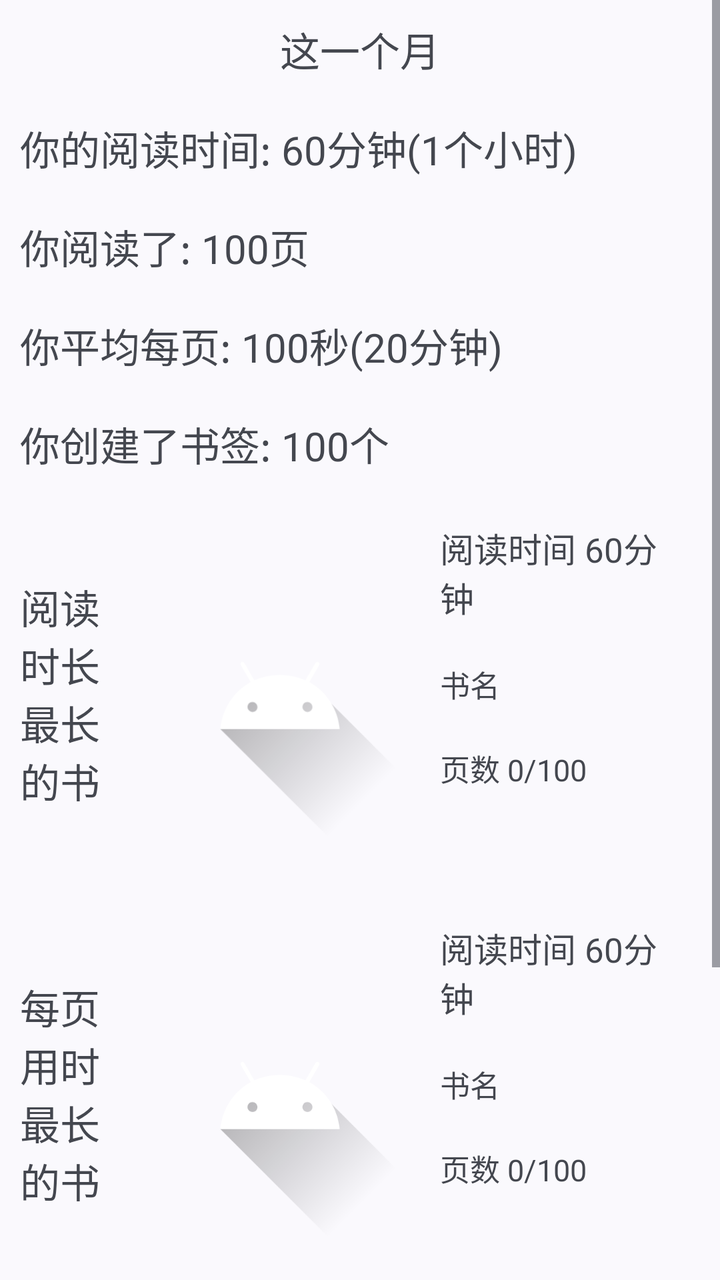
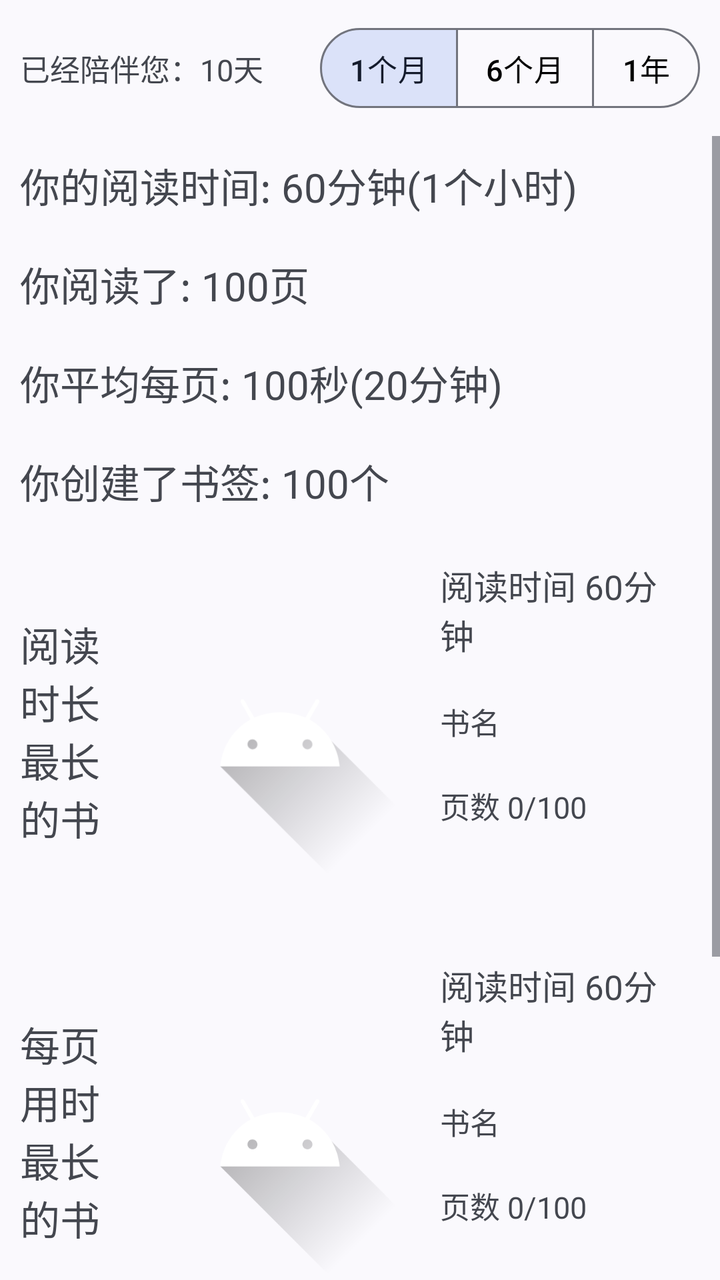

The first picture is an Android layout as it rendered before a commit; the second is the same layout after the commit. The layout source and the unified diff follow.
<!-- AndroidManifest.xml: application theme Theme.EBookReader -->
<!-- res/layout/fragment_data_statistic.xml -->
<?xml version="1.0" encoding="utf-8"?>
<LinearLayout xmlns:android="http://schemas.android.com/apk/res/android"
    xmlns:tools="http://schemas.android.com/tools"
    android:layout_width="match_parent"
    android:layout_height="match_parent"
    tools:context=".ui.DataStatistic.DataStatistic"
    android:orientation="vertical"
    >
    <ScrollView
        android:layout_width="match_parent"
        android:layout_height="wrap_content"
        >
        <LinearLayout
            android:layout_width="match_parent"
            android:layout_height="wrap_content"
            android:orientation="vertical"
            >

            <com.google.android.material.textview.MaterialTextView
                android:layout_width="match_parent"
                android:layout_height="wrap_content"
                android:text="这一个月"
                android:textSize="20sp"
                android:gravity="center"
                android:padding="10dp"
                />
            <LinearLayout
                android:layout_width="match_parent"
                android:layout_height="wrap_content"
                android:orientation="horizontal"
                android:padding="10dp"
                >
                <com.google.android.material.textview.MaterialTextView
                    android:layout_width="wrap_content"
                    android:layout_height="wrap_content"
                    android:text="你的阅读时间: "
                    android:textSize="20sp"
                    />
                <com.google.android.material.textview.MaterialTextView
                    android:layout_width="wrap_content"
                    android:layout_height="wrap_content"
                    android:id="@+id/total_times"
                    android:text="60分钟(1个小时)"
                    android:textSize="20sp"
                    android:gravity="center"
                    android:layout_gravity="center"
                    />
            </LinearLayout>
            <LinearLayout
                android:layout_width="match_parent"
                android:layout_height="wrap_content"
                android:orientation="horizontal"
                android:padding="10dp"
                >
                <com.google.android.material.textview.MaterialTextView
                    android:layout_width="wrap_content"
                    android:layout_height="wrap_content"
                    android:text="你阅读了: "
                    android:textSize="20sp"
                    />
                <com.google.android.material.textview.MaterialTextView
                    android:layout_width="wrap_content"
                    android:layout_height="wrap_content"
                    android:text="100页"
                    android:id="@+id/total_pages"
                    android:textSize="20sp"
                    android:gravity="center"
                    android:layout_gravity="center"
                    />
            </LinearLayout>
            <LinearLayout
                android:layout_width="match_parent"
                android:layout_height="wrap_content"
                android:orientation="horizontal"
                android:padding="10dp"
                >
                <com.google.android.material.textview.MaterialTextView
                    android:layout_width="wrap_content"
                    android:layout_height="wrap_content"
                    android:text="你平均每页: "
                    android:textSize="20sp"
                    />
                <com.google.android.material.textview.MaterialTextView
                    android:layout_width="wrap_content"
                    android:layout_height="wrap_content"
                    android:text="100秒(20分钟)"
                    android:id="@+id/avg_per_page"
                    android:textSize="20sp"
                    android:gravity="center"
                    android:layout_gravity="center"
                    />
            </LinearLayout>
            <LinearLayout
                android:layout_width="match_parent"
                android:layout_height="wrap_content"
                android:orientation="horizontal"
                android:padding="10dp"
                >
                <com.google.android.material.textview.MaterialTextView
                    android:layout_width="wrap_content"
                    android:layout_height="wrap_content"
                    android:text="你创建了书签: "
                    android:textSize="20sp"
                    />
                <com.google.android.material.textview.MaterialTextView
                    android:layout_width="wrap_content"
                    android:layout_height="wrap_content"
                    android:text="100个"
                    android:id="@+id/total_bookMarks"
                    android:textSize="20sp"
                    android:gravity="center"
                    android:layout_gravity="center"
                    />
            </LinearLayout>
            <LinearLayout
                android:layout_width="match_parent"
                android:layout_height="wrap_content"
                android:orientation="horizontal">
                <com.google.android.material.textview.MaterialTextView
                    android:layout_width="wrap_content"
                    android:layout_height="200dp"
                    android:text="阅读\n时长\n最长\n的书"
                    android:textSize="20sp"
                    android:padding="10dp"
                    android:gravity="center"
                    />
                <include
                    android:id="@+id/long_time_book"
                    layout="@layout/statistic_book_item"
                    />
            </LinearLayout>
            <LinearLayout
                android:layout_width="match_parent"
                android:layout_height="wrap_content"
                android:orientation="horizontal">
                <com.google.android.material.textview.MaterialTextView
                    android:layout_width="wrap_content"
                    android:layout_height="200dp"
                    android:text="每页\n用时\n最长\n的书"
                    android:textSize="20sp"
                    android:padding="10dp"
                    android:gravity="center"
                    />
                <include
                    android:id="@+id/long_per_page_book"
                    layout="@layout/statistic_book_item"
                    />
            </LinearLayout>
            <LinearLayout
                android:layout_width="match_parent"
                android:layout_height="wrap_content"
                android:orientation="horizontal">
                <com.google.android.material.textview.MaterialTextView
                    android:layout_width="wrap_content"
                    android:layout_height="200dp"
                    android:text="书签\n数量\n最多\n的书"
                    android:textSize="20sp"
                    android:padding="10dp"
                    android:gravity="center"
                    />
                <include
                    android:id="@+id/bookMark_most_book"
                    layout="@layout/statistic_book_item"
                    />
            </LinearLayout>



        </LinearLayout>


    </ScrollView>





</LinearLayout>
<!-- res/layout/statistic_book_item.xml (included above) -->
<?xml version="1.0" encoding="utf-8"?>
<LinearLayout xmlns:android="http://schemas.android.com/apk/res/android"
    android:layout_width="match_parent"
    android:layout_height="200dp"
    android:paddingVertical="5dp"
    android:paddingHorizontal="10dp"
    android:orientation="horizontal"
    >
    <ImageView
        android:layout_width="140dp"
        android:layout_height="200dp"
        android:src="@drawable/ic_launcher_foreground"
        android:id="@+id/image"
        />
    <LinearLayout
        android:layout_width="match_parent"
        android:layout_height="match_parent"
        android:orientation="vertical"
        >

        <com.google.android.material.textview.MaterialTextView
            android:layout_width="match_parent"
            android:layout_height="wrap_content"
            android:id="@+id/show_special"
            android:text="阅读时间 60分钟"
            android:textSize="17sp"
            android:padding="10dp"
            android:visibility="visible"
            />



        <com.google.android.material.textview.MaterialTextView
            android:layout_width="match_parent"
            android:layout_height="wrap_content"
            android:id="@+id/title"
            android:text="书名"
            android:padding="10dp"
            android:textSize="15sp"
            />
        <com.google.android.material.textview.MaterialTextView
            android:layout_width="match_parent"
            android:layout_height="wrap_content"
            android:id="@+id/chapter"
            android:text="页数 0/100"
            android:textSize="15sp"
            android:padding="10dp"
            />

    </LinearLayout>


</LinearLayout>
<!-- resources referenced by this layout -->
<resources>
  <!-- drawable ic_launcher_foreground (drawable) -->
  <vector xmlns:android="http://schemas.android.com/apk/res/android"
      xmlns:aapt="http://schemas.android.com/aapt"
      android:width="108dp"
      android:height="108dp"
      android:viewportWidth="108"
      android:viewportHeight="108">
      <path android:pathData="M31,63.928c0,0 6.4,-11 12.1,-13.1c7.2,-2.6 26,-1.4 26,-1.4l38.1,38.1L107,108.928l-32,-1L31,63.928z">
          <aapt:attr name="android:fillColor">
              <gradient
                  android:endX="85.84757"
                  android:endY="92.4963"
                  android:startX="42.9492"
                  android:startY="49.59793"
                  android:type="linear">
                  <item
                      android:color="#44000000"
                      android:offset="0.0" />
                  <item
                      android:color="#00000000"
                      android:offset="1.0" />
              </gradient>
          </aapt:attr>
      </path>
      <path
          android:fillColor="#FFFFFF"
          android:fillType="nonZero"
          android:pathData="M65.3,45.828l3.8,-6.6c0.2,-0.4 0.1,-0.9 -0.3,-1.1c-0.4,-0.2 -0.9,-0.1 -1.1,0.3l-3.9,6.7c-6.3,-2.8 -13.4,-2.8 -19.7,0l-3.9,-6.7c-0.2,-0.4 -0.7,-0.5 -1.1,-0.3C38.8,38.328 38.7,38.828 38.9,39.228l3.8,6.6C36.2,49.428 31.7,56.028 31,63.928h46C76.3,56.028 71.8,49.428 65.3,45.828zM43.4,57.328c-0.8,0 -1.5,-0.5 -1.8,-1.2c-0.3,-0.7 -0.1,-1.5 0.4,-2.1c0.5,-0.5 1.4,-0.7 2.1,-0.4c0.7,0.3 1.2,1 1.2,1.8C45.3,56.528 44.5,57.328 43.4,57.328L43.4,57.328zM64.6,57.328c-0.8,0 -1.5,-0.5 -1.8,-1.2s-0.1,-1.5 0.4,-2.1c0.5,-0.5 1.4,-0.7 2.1,-0.4c0.7,0.3 1.2,1 1.2,1.8C66.5,56.528 65.6,57.328 64.6,57.328L64.6,57.328z"
          android:strokeWidth="1"
          android:strokeColor="#00000000" />
  </vector>
  <style name="Theme.EBookReader" parent="Theme.Material3.DynamicColors.Light">
          <item name="windowActionBar">false</item>
          <item name="windowNoTitle">true</item>
          <item name="background">@color/black</item>
          <item name="android:colorButtonNormal">@color/grey</item>
  
          <item name="colorSurface">@color/white</item>
  
          <item name="colorOnSurface">@color/black</item>
          <item name="colorSecondaryFixed">@color/black</item>
  
  
          <item name="colorSecondary">#EEEEEE</item>
      </style>
  <color name="black">#FF000000</color>
  <color name="grey">#FF808080</color>
  <color name="white">#FFFFFFFF</color>
</resources>

<!-- the commit's change to res/layout/fragment_data_statistic.xml (unified diff, before → after) -->
@@ -3,9 +3,81 @@
     xmlns:tools="http://schemas.android.com/tools"
     android:layout_width="match_parent"
     android:layout_height="match_parent"
+    xmlns:app="http://schemas.android.com/apk/res-auto"
     tools:context=".ui.DataStatistic.DataStatistic"
-    android:orientation="vertical"
-    >
+    android:orientation="vertical">
+    <LinearLayout
+        android:layout_width="match_parent"
+        android:layout_height="wrap_content"
+        android:orientation="horizontal"
+        android:padding="10dp"
+        >
+        <LinearLayout
+            android:layout_width="wrap_content"
+            android:layout_height="wrap_content"
+            android:orientation="horizontal"
+            android:layout_weight="1"
+            android:layout_gravity="center"
+            >
+            <com.google.android.material.textview.MaterialTextView
+                android:layout_width="wrap_content"
+                android:layout_height="wrap_content"
+                android:text="已经陪伴您："
+                android:textSize="15sp"
+                />
+            <com.google.android.material.textview.MaterialTextView
+                android:layout_width="wrap_content"
+                android:layout_height="wrap_content"
+                android:id="@+id/days"
+                android:text="10天"
+                android:textSize="15sp"
+                />
+        </LinearLayout>
+
+        <com.google.android.material.button.MaterialButtonToggleGroup
+            android:layout_width="wrap_content"
+            android:layout_height="wrap_content"
+            android:id="@+id/toggle_time_start"
+            app:singleSelection="true"
+            app:selectionRequired="true"
+            android:layout_gravity="center"
+            app:checkedButton="@+id/one_month_btn"
+
+            >
+            <com.google.android.material.button.MaterialButton
+                android:id="@+id/one_month_btn"
+                style="@style/Widget.Material3.Button.OutlinedButton"
+                android:layout_width="wrap_content"
+                android:layout_height="wrap_content"
+                android:text="1个月"
+                android:textSize="15sp"
+                android:minWidth="0dp"
+                android:paddingHorizontal="15dp"
+                />
+            <com.google.android.material.button.MaterialButton
+                android:layout_width="wrap_content"
+                android:layout_height="wrap_content"
+                style="@style/Widget.Material3.Button.OutlinedButton"
+                android:id="@+id/six_month_btn"
+                android:text="6个月"
+                android:minWidth="0dp"
+                android:paddingHorizontal="15dp"
+                android:textSize="15sp"
+                />
+            <com.google.android.material.button.MaterialButton
+                android:layout_width="wrap_content"
+                android:layout_height="wrap_content"
+                style="@style/Widget.Material3.Button.OutlinedButton"
+                android:id="@+id/one_year_btn"
+                android:text="1年"
+                android:minWidth="0dp"
+                android:paddingHorizontal="15dp"
+                android:textSize="15sp"
+                />
+        </com.google.android.material.button.MaterialButtonToggleGroup>
+
+    </LinearLayout>
+
     <ScrollView
         android:layout_width="match_parent"
         android:layout_height="wrap_content"
@@ -15,15 +87,6 @@
             android:layout_height="wrap_content"
             android:orientation="vertical"
             >
-
-            <com.google.android.material.textview.MaterialTextView
-                android:layout_width="match_parent"
-                android:layout_height="wrap_content"
-                android:text="这一个月"
-                android:textSize="20sp"
-                android:gravity="center"
-                android:padding="10dp"
-                />
             <LinearLayout
                 android:layout_width="match_parent"
                 android:layout_height="wrap_content"
